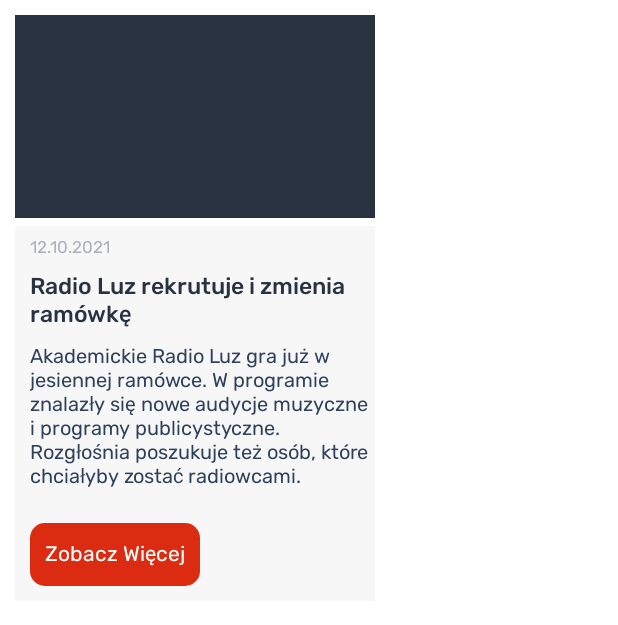
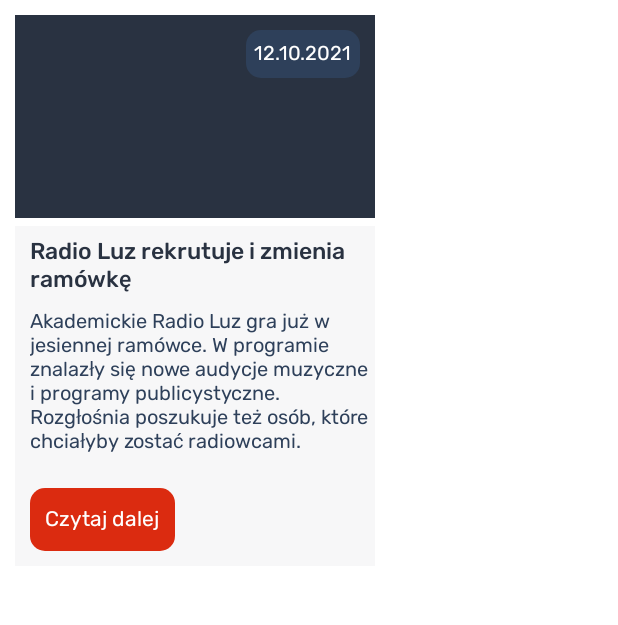
Before and after one commit to Solvro/mobile-topwr-android-legacy, an Android app: the layout whats_up_item.xml on its own in the app's theme, with its tools: preview values and no code run, on a phone screen of 412 x 824 dp. Shown: the top 625 px of the screen. Run offline under Robolectric (Android 15) with nearby library versions, the phone set to English and light mode, and no system bars.

Commit message:
fix what's up layout

```diff
--- a/app/src/main/java/com/solvro/topwr/ui/adapters/WhatsUpAdapter.kt
+++ b/app/src/main/java/com/solvro/topwr/ui/adapters/WhatsUpAdapter.kt
@@ -41,7 +41,8 @@ class WhatsUpAdapter(
             Glide.with(whatsupItemImage).load(notices[adapterPosition].Photo?.url)
                 .apply(options)
                 .into(whatsupItemImage)
-            whatsUpDate.text = notices[adapterPosition].created_at
+            val dateArray: List<String> = notices[adapterPosition].created_at?.split("-") ?: listOf("2021","10","10")
+            whatsUpDate.text = dateArray[2].substring(0,2) + "." + dateArray[1] + "." + dateArray[0]
             whatsUpTitle.text = notices[adapterPosition].Title
             whatsUpDescription.text = notices[adapterPosition].Description
         }
--- /dev/null
+++ b/app/src/main/res/drawable/textview_button_rounded.xml
@@ -0,0 +1,6 @@
+<?xml version="1.0" encoding="utf-8"?>
+<shape xmlns:android="http://schemas.android.com/apk/res/android"
+    android:shape="rectangle">
+    <solid android:color="@color/detailsMainScreen" />
+    <corners android:radius="10dp" />
+</shape>
--- a/app/src/main/res/layout/whats_up_item.xml
+++ b/app/src/main/res/layout/whats_up_item.xml
@@ -1,16 +1,36 @@
 <?xml version="1.0" encoding="utf-8"?>
 <LinearLayout xmlns:android="http://schemas.android.com/apk/res/android"
+    xmlns:app="http://schemas.android.com/apk/res-auto"
     android:layout_width="wrap_content"
     android:layout_height="wrap_content"
     xmlns:tools="http://schemas.android.com/tools"
     android:layout_margin="10dp"
     android:orientation="vertical">
 
-    <ImageView
-        android:id="@+id/whatsUpImageView"
+    <androidx.constraintlayout.widget.ConstraintLayout
         android:layout_width="240dp"
-        android:layout_height="135dp"
-        tools:background="@color/lightblack" />
+        android:layout_height="135dp">
+        <ImageView
+            android:id="@+id/whatsUpImageView"
+            android:layout_width="match_parent"
+            android:layout_height="match_parent"
+            tools:background="@color/lightblack" />
+
+        <TextView
+            android:id="@+id/dateTextView"
+            android:layout_width="wrap_content"
+            android:layout_height="wrap_content"
+            android:background="@drawable/textview_button_rounded"
+            android:fontFamily="@font/rubik"
+            android:textColor="@color/white"
+            android:textSize="13sp"
+            android:padding="5dp"
+            android:layout_marginTop="10dp"
+            android:layout_marginEnd="10dp"
+            app:layout_constraintEnd_toEndOf="parent"
+            app:layout_constraintTop_toTopOf="parent"
+            tools:text="12.10.2021" />
+    </androidx.constraintlayout.widget.ConstraintLayout>
 
     <LinearLayout
         android:layout_width="240dp"
@@ -19,18 +39,6 @@
         android:orientation="vertical"
         android:layout_marginTop="5dp"
         android:paddingBottom="10dp">
-
-        <TextView
-            android:id="@+id/dateTextView"
-            android:layout_width="wrap_content"
-            android:layout_height="wrap_content"
-            android:layout_marginStart="10dp"
-            android:text="12.10.2021"
-            android:textColor="@color/dateColor"
-            android:textSize="11sp"
-            android:fontFamily="@font/rubik"
-            android:layout_marginTop="5dp"/>
-
         <TextView
             android:id="@+id/titleTextView"
             android:layout_width="wrap_content"
@@ -55,7 +63,7 @@
             android:id="@+id/moreButton"
             android:layout_width="wrap_content"
             android:layout_height="wrap_content"
-            android:text="Zobacz Więcej"
+            android:text="@string/read_more"
             android:background="@drawable/rectanglered"
             android:textColor="@color/white"
             android:padding="10dp"
--- a/app/src/main/res/values/strings.xml
+++ b/app/src/main/res/values/strings.xml
@@ -25,4 +25,5 @@
     <string name="Even_f">w Parzystą</string>
     <string name="Odd">w Nieparzysty</string>
     <string name="Odd_f">w Nieparzystą</string>
+    <string name="read_more">Czytaj dalej</string>
 </resources>
```
